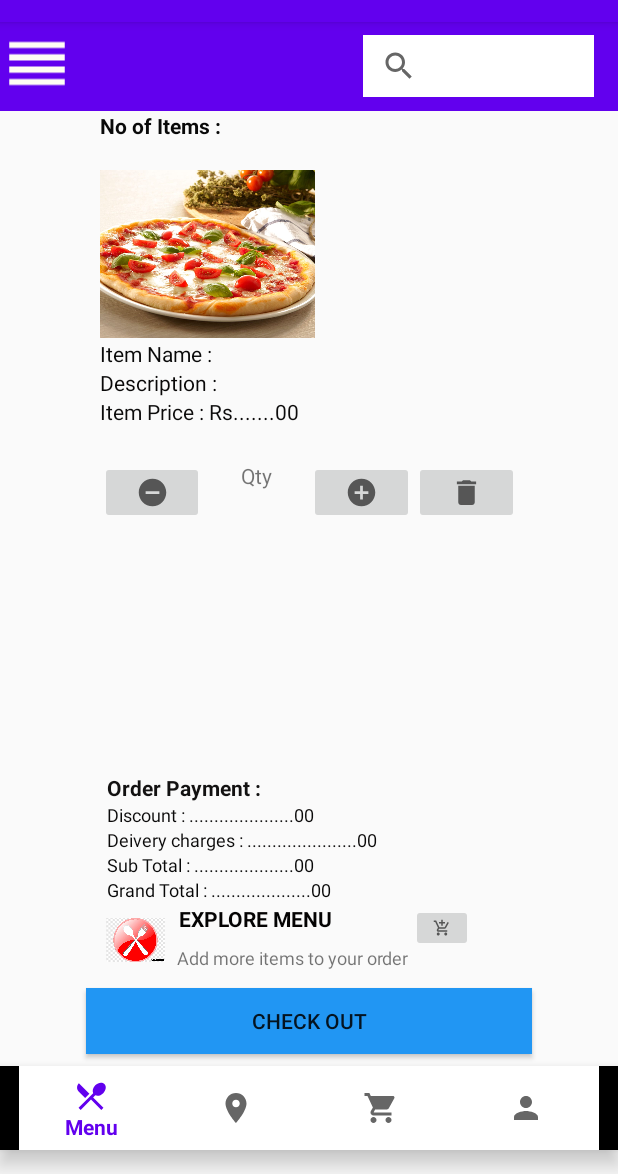
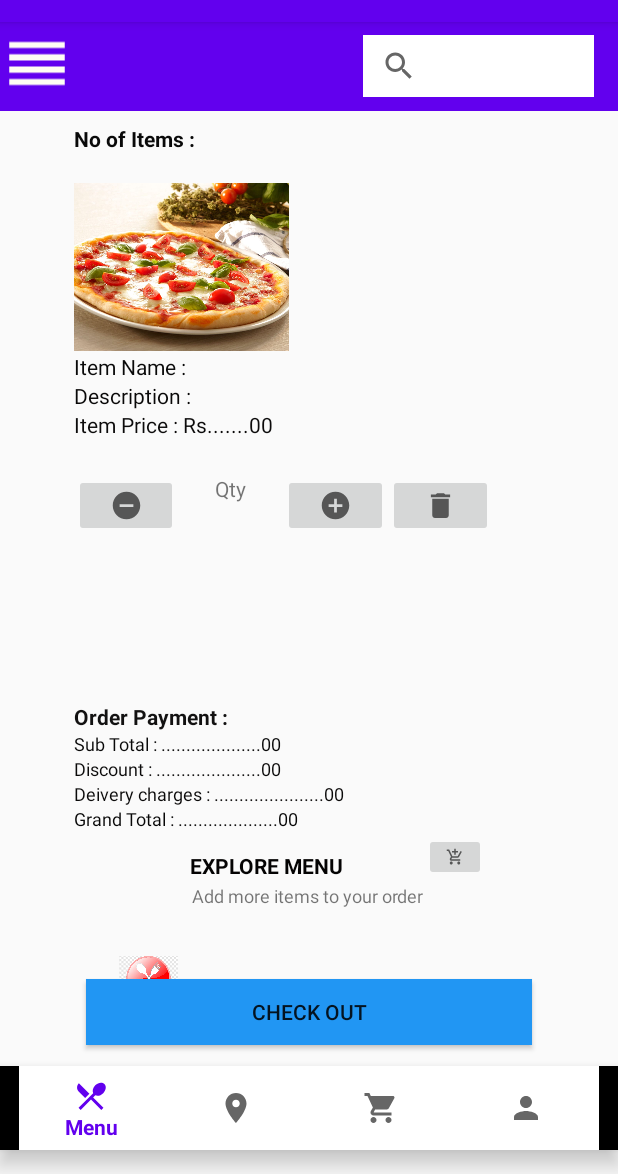
Before and after one commit to anushasomawansha/FoodApp, an Android app: the Cart screen opened directly, with no data from a screen before it, on a phone screen of 412 x 824 dp, the part 62-1236 px from its top. Run offline under Robolectric (Android 15) with nearby library versions, the phone set to English and light mode, and no system bars.

Commit message:
Final Design UI

```diff
--- a/app/src/main/java/com/example/foodrunner/MainActivity.java
+++ b/app/src/main/java/com/example/foodrunner/MainActivity.java
@@ -6,6 +6,7 @@ import android.os.Bundle;
 
 public class MainActivity extends AppCompatActivity {
 
+
     @Override
     protected void onCreate(Bundle savedInstanceState) {
         super.onCreate(savedInstanceState);
--- a/app/src/main/res/layout/activity_cart.xml
+++ b/app/src/main/res/layout/activity_cart.xml
@@ -63,77 +63,83 @@
         android:id="@+id/btn_check"
         android:layout_width="297dp"
         android:layout_height="44dp"
-        android:layout_marginBottom="8dp"
         android:background="#2196F3"
         android:text="@string/btn_check"
-        app:layout_constraintBottom_toTopOf="@+id/bottomNavigationView"
+        app:layout_constraintBottom_toBottomOf="@+id/bottomNavigationView"
         app:layout_constraintEnd_toEndOf="parent"
-        app:layout_constraintStart_toStartOf="parent" />
+        app:layout_constraintStart_toStartOf="parent"
+        app:layout_constraintTop_toBottomOf="@+id/toolbar"
+        app:layout_constraintVertical_bias="0.892" />
 
     <TextView
         android:id="@+id/textView"
         android:layout_width="wrap_content"
         android:layout_height="wrap_content"
-        android:layout_marginBottom="8dp"
         android:text="@string/add_string1"
         android:textColor="#040303"
         android:textSize="14sp"
         android:textStyle="bold"
-        app:layout_constraintBottom_toTopOf="@+id/textView2"
+        app:layout_constraintBottom_toBottomOf="@+id/bottomNavigationView"
         app:layout_constraintEnd_toEndOf="parent"
-        app:layout_constraintHorizontal_bias="0.386"
-        app:layout_constraintStart_toStartOf="parent" />
+        app:layout_constraintHorizontal_bias="0.409"
+        app:layout_constraintStart_toStartOf="parent"
+        app:layout_constraintTop_toBottomOf="@+id/linearLayout2"
+        app:layout_constraintVertical_bias="0.064" />
 
     <TextView
         android:id="@+id/textView2"
         android:layout_width="wrap_content"
         android:layout_height="wrap_content"
-        android:layout_marginBottom="12dp"
+        android:layout_marginTop="2dp"
         android:text="@string/add_string2"
         android:textSize="12sp"
-        app:layout_constraintBottom_toTopOf="@+id/btn_check"
+        app:layout_constraintBottom_toBottomOf="@+id/bottomNavigationView"
         app:layout_constraintEnd_toEndOf="parent"
-        app:layout_constraintHorizontal_bias="0.458"
-        app:layout_constraintStart_toStartOf="parent" />
+        app:layout_constraintHorizontal_bias="0.498"
+        app:layout_constraintStart_toStartOf="parent"
+        app:layout_constraintTop_toBottomOf="@+id/textView"
+        app:layout_constraintVertical_bias="0.0" />
 
     <ImageButton
         android:id="@+id/imageButton2"
         android:layout_width="41dp"
         android:layout_height="32dp"
-        android:layout_marginBottom="24dp"
+        android:layout_marginBottom="104dp"
         android:scaleType="centerInside"
-        app:layout_constraintBottom_toTopOf="@+id/btn_check"
+        app:layout_constraintBottom_toBottomOf="@+id/bottomNavigationView"
         app:layout_constraintEnd_toEndOf="parent"
-        app:layout_constraintHorizontal_bias="0.74"
-        app:layout_constraintStart_toStartOf="parent"
-        app:layout_constraintTop_toTopOf="@+id/textView"
-        app:layout_constraintVertical_bias="1.0"
+        app:layout_constraintHorizontal_bias="0.0"
+        app:layout_constraintStart_toEndOf="@+id/textView2"
+        app:layout_constraintTop_toBottomOf="@+id/linearLayout2"
+        app:layout_constraintVertical_bias="0.0"
         app:srcCompat="@drawable/shopping_cart" />
 
     <ImageView
         android:id="@+id/imageView2"
         android:layout_width="39dp"
         android:layout_height="45dp"
-        android:layout_marginBottom="8dp"
+        android:layout_marginBottom="92dp"
         android:scaleType="centerInside"
-        app:layout_constraintBottom_toTopOf="@+id/btn_check"
-        app:layout_constraintEnd_toStartOf="@+id/textView"
-        app:layout_constraintHorizontal_bias="0.887"
+        app:layout_constraintBottom_toBottomOf="@+id/bottomNavigationView"
+        app:layout_constraintEnd_toEndOf="parent"
+        app:layout_constraintHorizontal_bias="0.212"
         app:layout_constraintStart_toStartOf="parent"
-        app:layout_constraintTop_toBottomOf="@+id/linearLayout2"
+        app:layout_constraintTop_toTopOf="@+id/toolbar"
+        app:layout_constraintVertical_bias="1.0"
         app:srcCompat="@drawable/ai" />
 
     <LinearLayout
         android:id="@+id/linearLayout2"
-        android:layout_width="295dp"
+        android:layout_width="302dp"
         android:layout_height="87dp"
+        android:layout_marginTop="140dp"
         android:orientation="vertical"
-        app:layout_constraintBottom_toTopOf="@+id/textView"
+        app:layout_constraintBottom_toBottomOf="@+id/bottomNavigationView"
         app:layout_constraintEnd_toEndOf="parent"
-        app:layout_constraintHorizontal_bias="0.612"
+        app:layout_constraintHorizontal_bias="0.449"
         app:layout_constraintStart_toStartOf="parent"
-        app:layout_constraintTop_toBottomOf="@+id/toolbar"
-        app:layout_constraintVertical_bias="1.0">
+        app:layout_constraintTop_toTopOf="@+id/toolbar"
+        app:layout_constraintVertical_bias="0.597">
 
         <TextView
             android:id="@+id/textView3"
@@ -142,6 +148,14 @@
             android:text="@string/order"
             android:textColor="#121111"
             android:textStyle="bold" />
+
+        <TextView
+            android:id="@+id/textView5"
+            android:layout_width="match_parent"
+            android:layout_height="wrap_content"
+            android:text="@string/sub_t"
+            android:textColor="#090909"
+            android:textSize="12sp" />
 
         <TextView
             android:id="@+id/textView4"
@@ -160,14 +174,6 @@
             android:textSize="12sp" />
 
         <TextView
-            android:id="@+id/textView5"
-            android:layout_width="match_parent"
-            android:layout_height="wrap_content"
-            android:text="@string/sub_t"
-            android:textColor="#090909"
-            android:textSize="12sp" />
-
-        <TextView
             android:id="@+id/textView6"
             android:layout_width="match_parent"
             android:layout_height="wrap_content"
@@ -175,21 +181,20 @@
             android:textColor="#070707"
             android:textSize="12sp" />
 
-        <LinearLayout
-            android:layout_width="match_parent"
-            android:layout_height="match_parent"
-            android:orientation="horizontal"></LinearLayout>
-
     </LinearLayout>
 
     <androidx.core.widget.NestedScrollView
         android:id="@+id/nestedScrollView"
         android:layout_width="279dp"
         android:layout_height="282dp"
+        android:layout_marginTop="8dp"
         android:fillViewport="true"
+        app:layout_constraintBottom_toBottomOf="@+id/bottomNavigationView"
         app:layout_constraintEnd_toEndOf="parent"
+        app:layout_constraintHorizontal_bias="0.371"
         app:layout_constraintStart_toStartOf="parent"
-        app:layout_constraintTop_toBottomOf="@+id/toolbar">
+        app:layout_constraintTop_toBottomOf="@+id/toolbar"
+        app:layout_constraintVertical_bias="0.002">
 
         <LinearLayout
             android:layout_width="match_parent"
--- a/app/src/main/res/values/strings.xml
+++ b/app/src/main/res/values/strings.xml
@@ -20,4 +20,5 @@
     <string name="name">Item Name :</string>
     <string name="des">Description :</string>
     <string name="price">Item Price : Rs.......00</string>
+
 </resources>
```
